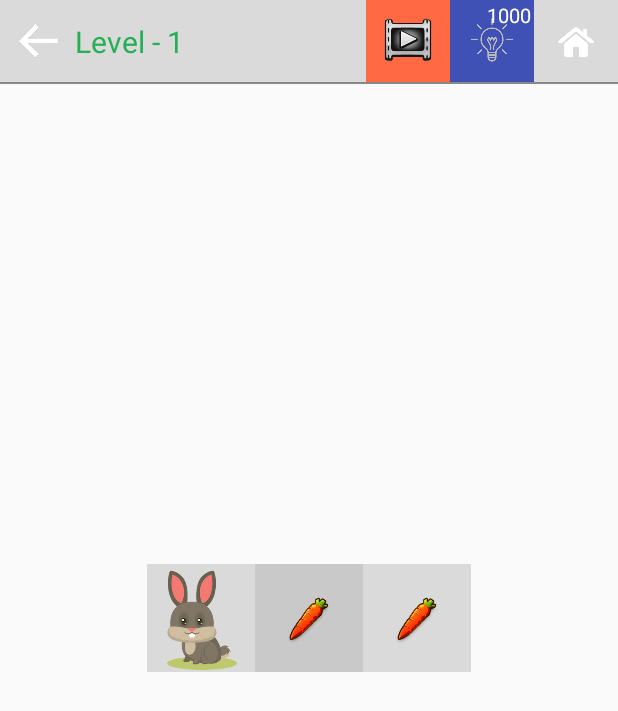
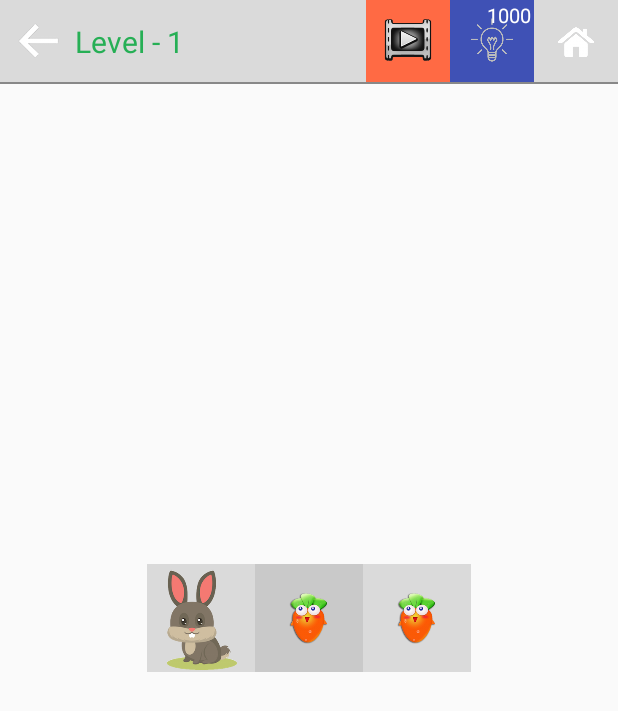
Before and after one commit to houhuang/Fill, an Android app: the GameActivity screen opened directly, with no data from a screen before it, on a phone screen of 412 x 824 dp. Shown: the top 711 px of the screen. Run offline under Robolectric (Android 15) with nearby library versions, the phone set to English and light mode, and no system bars; our stand-ins replace AdMob; libraries missing offline, so code that uses them is left out: junit.framework.

Commit message:
no message

```diff
--- a/app/src/main/java/com/jd/fill/view/GameView.java
+++ b/app/src/main/java/com/jd/fill/view/GameView.java
@@ -56,6 +56,8 @@ public class GameView extends GridLayout implements View.OnTouchListener {
     private Bitmap mRadishWhite;
     private Bitmap mRadishRed;
 
+    private List<Bitmap> mRabishs = new ArrayList<Bitmap>();
+
     private int mHintIndex = 1;
 
     private int[] mPathColor = {
@@ -87,6 +89,12 @@ public class GameView extends GridLayout implements View.OnTouchListener {
     {
         super(context);
         mContext = context;
+
+        mRabishs.add(FileUtil.getBitmapFromDrawable(mContext, R.drawable.radish3_h));
+        mRabishs.add(FileUtil.getBitmapFromDrawable(mContext, R.drawable.radish3_d));
+        mRabishs.add(FileUtil.getBitmapFromDrawable(mContext, R.drawable.radish4_h));
+        mRabishs.add(FileUtil.getBitmapFromDrawable(mContext, R.drawable.radish4_d));
+
         initGameMatrix();
     }
 
@@ -94,6 +102,12 @@ public class GameView extends GridLayout implements View.OnTouchListener {
     {
         super(context, attrs);
         mContext = context;
+
+        mRabishs.add(FileUtil.getBitmapFromDrawable(mContext, R.drawable.radish3_h));
+        mRabishs.add(FileUtil.getBitmapFromDrawable(mContext, R.drawable.radish3_d));
+        mRabishs.add(FileUtil.getBitmapFromDrawable(mContext, R.drawable.radish4_h));
+        mRabishs.add(FileUtil.getBitmapFromDrawable(mContext, R.drawable.radish4_d));
+
         initGameMatrix();
     }
 
@@ -108,8 +122,11 @@ public class GameView extends GridLayout implements View.OnTouchListener {
 
     public void initGameMatrix()
     {
-        mRadishWhite = FileUtil.getBitmapFromDrawable(mContext, R.drawable.radish2);
-        mRadishRed = FileUtil.getBitmapFromDrawable(mContext, R.drawable.radish);
+        Random random = new Random();
+        int rIdx = random.nextInt(2);
+
+        mRadishWhite = mRabishs.get(rIdx * 2 + 1);
+        mRadishRed = mRabishs.get(rIdx * 2);
 
 
         mItemInfo = DataManager.getInstance().getmGameInfo().get(Config.mChooseLevel);
```
Also changed, not shown: app/src/main/res/drawable/radish3_d.png (added), app/src/main/res/drawable/radish3_h.png (added), app/src/main/res/drawable/radish4_d.png (added), app/src/main/res/drawable/radish4_h.png (added), 2 other files.
